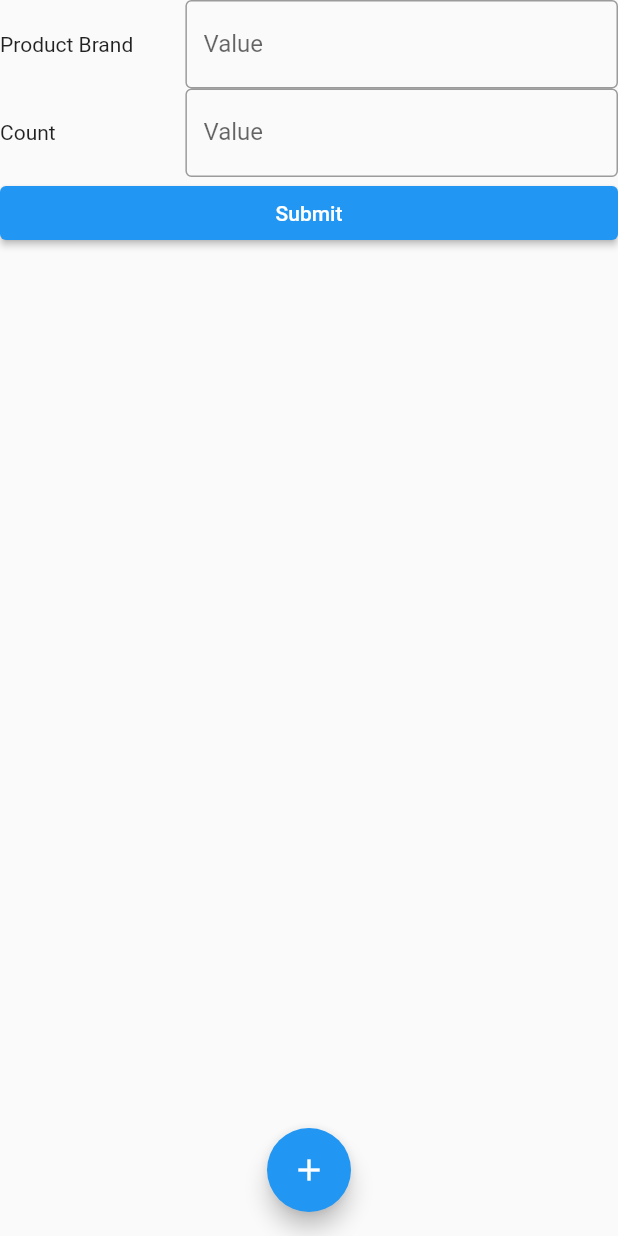
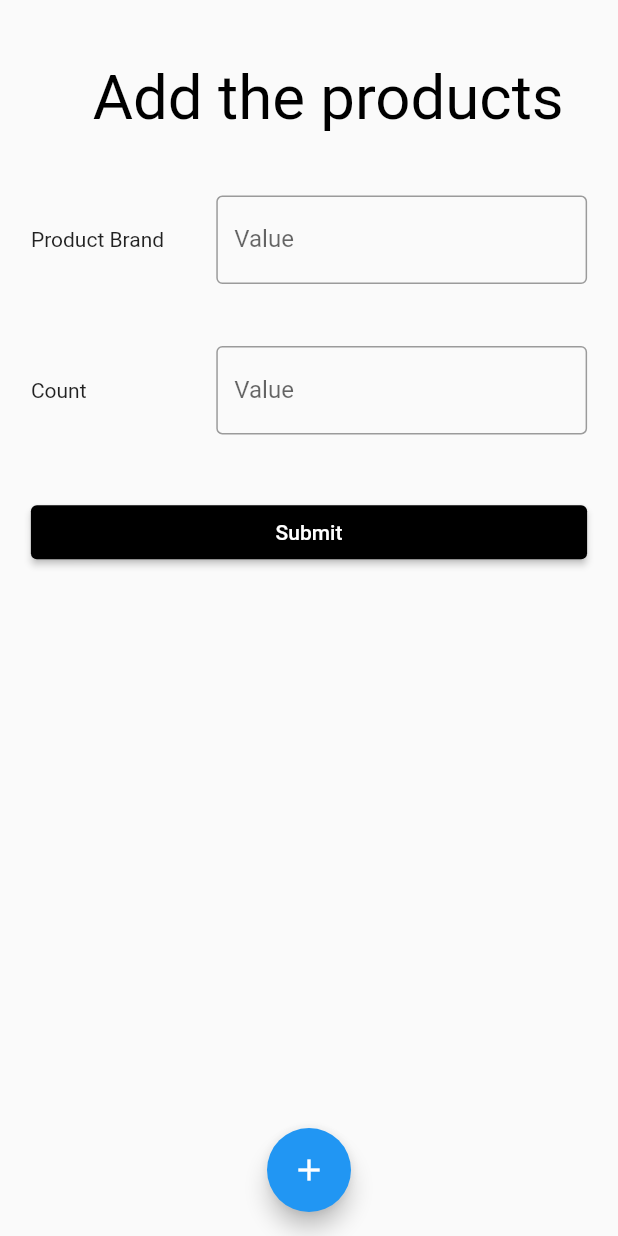
Before and after one commit to GOKULKRISHNA-R/Petrol_Bunk_Maintainence, a Flutter app: the AddStock screen opened directly, on a phone screen of 412 x 824 dp. Run offline on Flutter 3.47's test engine with Material 2 defaults, Android fonts, the phone set to English and light mode, and no system bars; our stand-ins replace cloud_firestore, firebase_auth, firebase_core, get, image_cropper, image_picker and 2 more; missing offline and left inert: google_mlkit_text_recognition; accounts and stored records are empty.

Commit message:
codes-corrected

```diff
--- a/lib/screens/home/add_stock.dart
+++ b/lib/screens/home/add_stock.dart
@@ -10,14 +10,28 @@ class AddStock extends StatelessWidget {
   @override
   Widget build(BuildContext context) {
     Map<int, Map<String, String>> mymap = {};
-    mymap[0] = {"data":"Product Brand"} ;
-    mymap[1] = {"data":"Count"} ;
+    mymap[0] = {"data": "Product Brand"};
+    mymap[1] = {"data": "Count"};
 
     final _formKey = GlobalKey<FormState>();
     List<Widget> formList = [
-      Row(
+      Container(
+        padding:
+            EdgeInsets.only(top: Get.height * 0.05, left: Get.width * 0.15),
+        child: Text(
+          "Add the products",
+          style: TextStyle(color: Colors.black, fontSize: Get.height * 0.05),
+        ),
+      ),
+      Container(
+        padding: EdgeInsets.only(
+            top: Get.height * 0.05,
+            left: Get.width * 0.05,
+            right: Get.width * 0.05),
+        child: Row(
           children: [
-          SizedBox(width: Get.width*0.3 ,child: const Text("Product Brand")),
+            SizedBox(
+                width: Get.width * 0.3, child: const Text("Product Brand")),
             Expanded(
               child: TextFormField(
                 onChanged: (value) {
@@ -37,9 +51,15 @@ class AddStock extends StatelessWidget {
             )
           ],
         ),
-      Row(
+      ),
+      Container(
+        padding: EdgeInsets.only(
+            top: Get.height * 0.05,
+            left: Get.width * 0.05,
+            right: Get.width * 0.05),
+        child: Row(
           children: [
-          SizedBox(width: Get.width*0.3 ,child: const Text("Count")),
+            SizedBox(width: Get.width * 0.3, child: const Text("Count")),
             Expanded(
               child: TextFormField(
                 onChanged: (value) {
@@ -59,20 +79,31 @@ class AddStock extends StatelessWidget {
             )
           ],
         ),
-      ElevatedButton(
+      ),
+      SizedBox(height: Get.height * 0.05),
+      Container(
+        padding: EdgeInsets.symmetric(horizontal: Get.width * 0.05),
+        child: ElevatedButton(
+            style: ElevatedButton.styleFrom(
+              backgroundColor: Colors.black, // background (button) color
+              foregroundColor: Colors.white, // foreground (text) color
+            ),
             onPressed: () async {
               if (_formKey.currentState!.validate()) {
-              Map<String,String> formdata = {} ;
+                Map<String, String> formdata = {};
                 mymap.forEach((key, value) {
-                formdata[mymap[key]!["data"].toString().split(" ").join("_")] = mymap[key]!["value"].toString() ;
+                  formdata[mymap[key]!["data"]
+                      .toString()
+                      .split(" ")
+                      .join("_")] = mymap[key]!["value"].toString();
                 });
 
-
-              var response = StockDB().putInDB(formdata) ;
+                var response = StockDB().putInDB(formdata);
                 log(response.toString());
               }
             },
-          child: const Text("Submit"))
+            child: const Text("Submit")),
+      )
     ].obs;
 
     Widget rowAdd(int x) {
@@ -81,7 +112,7 @@ class AddStock extends StatelessWidget {
           Expanded(
             child: TextFormField(
               onChanged: (value) {
-                mymap[x]!["data"] = value.toString() ;
+                mymap[x]!["data"] = value.toString();
               },
               validator: (value) {
                 if (value == null || value.isEmpty) {
@@ -98,8 +129,7 @@ class AddStock extends StatelessWidget {
           Expanded(
             child: TextFormField(
               onChanged: (value) {
-
-                mymap[x]!["value"] = value.toString() ;
+                mymap[x]!["value"] = value.toString();
               },
               validator: (value) {
                 if (value == null || value.isEmpty) {
@@ -122,7 +152,7 @@ class AddStock extends StatelessWidget {
         floatingActionButton: FloatingActionButton(
             child: const Icon(Icons.add),
             onPressed: () {
-              mymap[formList.length-1] = {} ;
+              mymap[formList.length - 1] = {};
               formList.insert(formList.length - 1, rowAdd(formList.length - 1));
             }),
         body: SafeArea(
--- a/pubspec.yaml
+++ b/pubspec.yaml
@@ -11,7 +11,6 @@ dependencies:
   flutter:
     sdk: flutter
   cupertino_icons: ^1.0.2
-
   cloud_firestore: ^4.4.5
   get: ^4.6.5
   firebase_core: ^2.5.0
```
Also changed, not shown: lib/screens/home/stock.dart (+19 -14 lines), pubspec.lock. Lines whose indentation alone changed are shown as unchanged.
